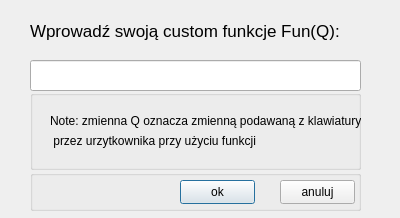
First picture: the form in input.ui, repository PetereQ/kalkulator-prosto-naukowy, before the edit.
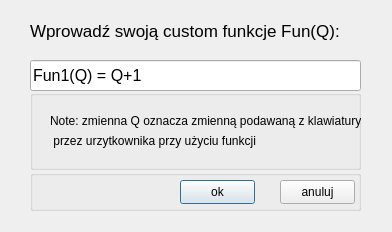
Second picture: the form after the edit.

Commit message: Naprawienie okienka input

What changed in the file:
```diff
--- a/input.ui
+++ b/input.ui
@@ -6,8 +6,8 @@
    <rect>
     <x>0</x>
     <y>0</y>
-    <width>400</width>
-    <height>218</height>
+    <width>392</width>
+    <height>232</height>
    </rect>
   </property>
   <property name="sizePolicy">
@@ -110,6 +110,9 @@
      <pointsize>12</pointsize>
     </font>
    </property>
+   <property name="text">
+    <string>Fun1(Q) = Q+1</string>
+   </property>
   </widget>
   <widget class="QGroupBox" name="groupBox_2">
    <property name="geometry">
```
The commit also changes 5 other files.
